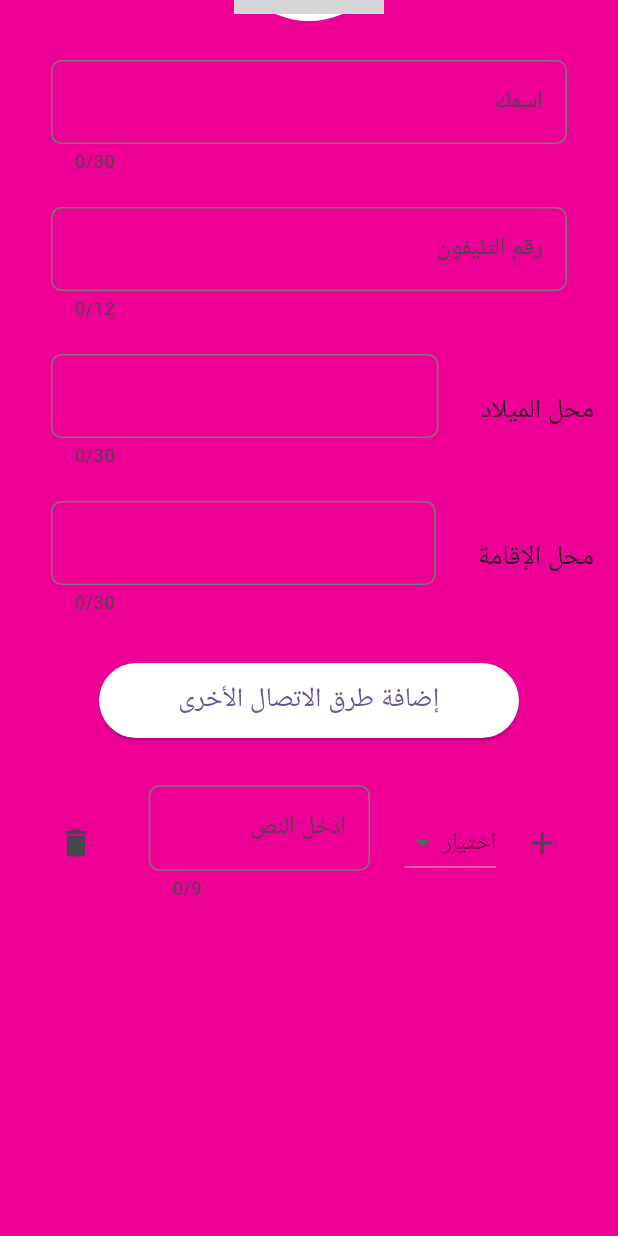
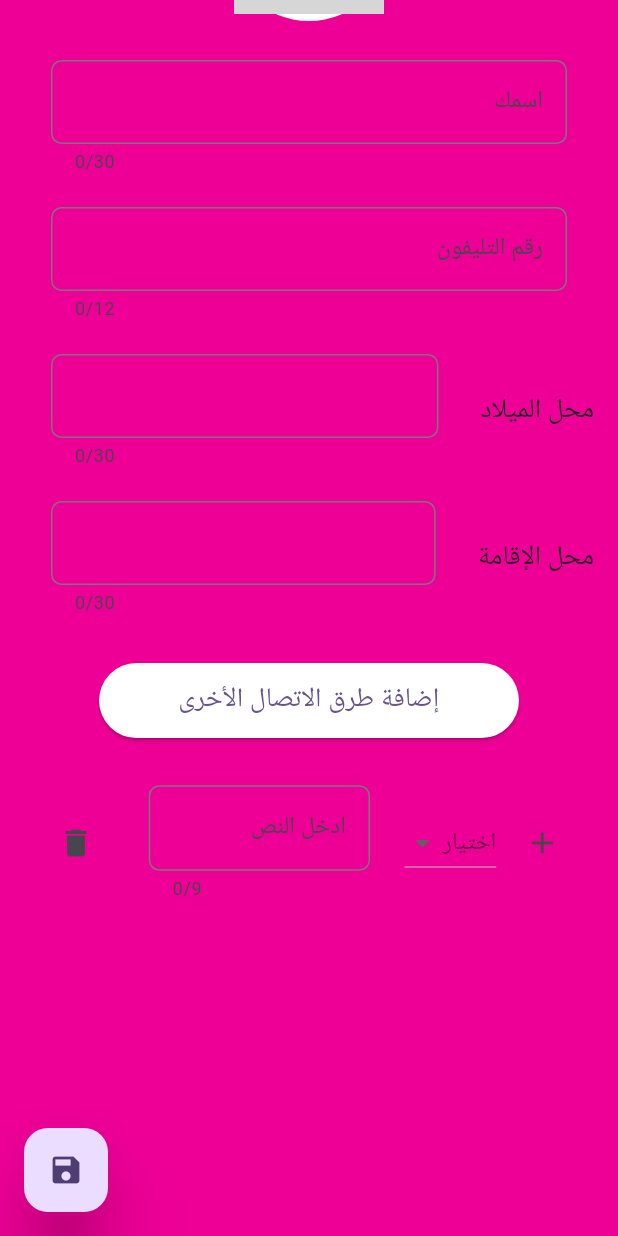
Before and after one commit to Mohamed17Amer/FlutterGathering, a Flutter app: the ProfileScreen screen opened directly, scrolled down 132 dp, on a phone screen of 412 x 824 dp. Run offline on Flutter 3.47's test engine with Material 3 defaults, Android fonts, the light colour scheme and no system bars; drawn by our look-alikes of toastification; our stand-ins replace bloc, cloud_firestore, country_code_picker, firebase_auth, firebase_core, flutter_bloc and 6 more; missing offline and left inert: flutter_animated_icons; accounts and stored records are empty; project files that could hold a hidden picture were left out; grey boxes are pictures that could not be loaded.

Commit message:
building assign profile data func

```diff
--- a/lib/screens/profile_screen.dart
+++ b/lib/screens/profile_screen.dart
@@ -1,4 +1,3 @@
-
 import 'package:family_gathering_v_0/cubits/cubit/cubit/profile_cubit.dart';
 import 'package:family_gathering_v_0/models/drop_down_txt_field_model.dart';
 import 'package:family_gathering_v_0/models/members_profile_model.dart';
@@ -46,9 +45,9 @@ class ProfileScreen extends StatelessWidget {
                             backgroundColor: Colors.white,
                             child: CircleAvatar(
                               radius: 50,
-                              backgroundImage:
-                               AssetImage(
-                                "assets/images/sms.png",
+                              backgroundImage: AssetImage(
+                                profileCubit.member!.img ??
+                                    "assets/images/sms.png",
                               ),
                             ),
                           ),
@@ -62,11 +61,14 @@ class ProfileScreen extends StatelessWidget {
                     label: profileCubit.member!.name ?? "اسمك",
                     keyboardType: TextInputType.name,
                     maxLength: 30,
+                    onSaved: profileCubit.setMemberName(
+                      profileCubit.nameController.text,
+                    ),
                   ),
                   SizedBox(height: 10),
                   MyTxtFormField(
                     controller: profileCubit.phoneNumberController,
-                    label: profileCubit.member!.phone?? "رقم التليفون",
+                    label: profileCubit.member!.phone ?? "رقم التليفون",
                     keyboardType: TextInputType.phone,
                     maxLength: 12,
                   ),
@@ -81,7 +83,7 @@ class ProfileScreen extends StatelessWidget {
                         // Use Expanded here inside Row to fill remaining space
                         child: MyTxtFormField(
                           controller: profileCubit.fromAddressController,
-                       //   label: profileCubit.member!.fromAddress?.detaledAddress?? "محل الميلاد",
+                          //   label: profileCubit.member!.fromAddress?.detaledAddress?? "محل الميلاد",
                           keyboardType: TextInputType.text,
                           maxLength: 30,
                         ),
@@ -99,7 +101,7 @@ class ProfileScreen extends StatelessWidget {
                         // Use Expanded here too
                         child: MyTxtFormField(
                           controller: profileCubit.livingAddressController,
-                         // label:profileCubit.member!.livingAddress?.detaledAddress?? "محل الإقامة",
+                          // label:profileCubit.member!.livingAddress?.detaledAddress?? "محل الإقامة",
                           keyboardType: TextInputType.text,
                           maxLength: 30,
                         ),
@@ -136,6 +138,17 @@ class ProfileScreen extends StatelessWidget {
             ),
           ),
         ),
+
+        floatingActionButton: FloatingActionButton(
+          onPressed: () {
+            profileCubit.assignProfileData();
+            Navigator.pop(context);
+          },
+          child: Icon(Icons.save),
+          elevation: 20,
+          clipBehavior: Clip.antiAliasWithSaveLayer,
+          focusColor: Colors.blue,
+        ),
       ),
     );
   }
--- a/lib/widgets/custom_txt_field.dart
+++ b/lib/widgets/custom_txt_field.dart
@@ -35,9 +35,8 @@ class MyTxtFormField extends StatelessWidget {
   final TextEditingController? controller;
   final InputDecoration? decoration;
   final Function(String)? onChanged;
-  final Function(String)? onSaved;
+  final Function(String?)? onSaved;
   final String? Function(String?)? onValidate;
-
   @override
   Widget build(BuildContext context) {
     return Padding(
@@ -78,6 +77,7 @@ class MyTxtFormField extends StatelessWidget {
           onChanged: onChanged,
           validator: onValidate,
           autovalidateMode: AutovalidateMode.always,
+          onSaved: onSaved,
         ),
       ),
     );
```
Also changed, not shown: lib/cubits/cubit/cubit/profile_cubit.dart (+24 -0 lines), lib/services/firebase_services.dart (+29 -4 lines).
